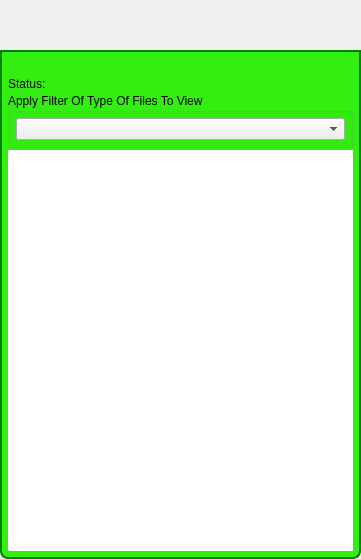
brettrjones/gotvptop, file GoTvApps/GoTvCommon/Forms/ActivityToFriendViewSharedFiles.ui: the form before one commit.
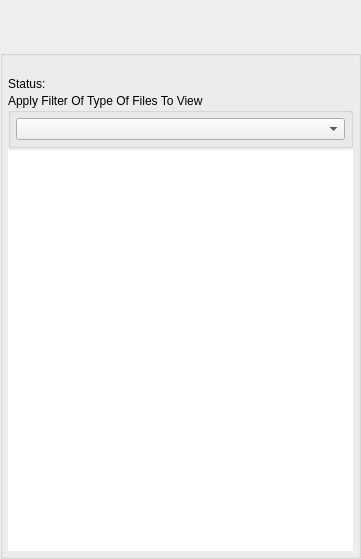
The form after the commit. Custom widgets are drawn as their Qt base class.

Diff of the .ui file:
```diff
--- a/GoTvApps/GoTvCommon/Forms/ActivityToFriendViewSharedFiles.ui
+++ b/GoTvApps/GoTvCommon/Forms/ActivityToFriendViewSharedFiles.ui
@@ -22,44 +22,6 @@
   <property name="toolTip">
    <string/>
   </property>
-  <property name="styleSheet">
-   <string notr="true">QDialog#DownloadsDialog
-{   
-color: transparent;
-background-color: transparent;
-border: 1px solid transparent;
-border-radius: 8px; 
-}
-
-#ViewFilesTitleBox
-{   
-color: black;
-background-color: rgb(50,238,17);
-border: 2px solid green;
-border-top-left-radius: 8px; 
-border-top-right-radius: 8px;
-}
-
-#TitleLabel
-{   
-color: black;
-}
-
-#FileItemsBox
-{   
-background-color: rgb(50,238,17);
-border: 2px solid green;
-border-top-color: green; 
-border-bottom-left-radius: 8px; 
-border-bottom-right-radius: 8px;
-}
-
-#FileItemList
-{   
-background-color: white;
-border: 1px solid transparent;
-}</string>
-  </property>
   <layout class="QVBoxLayout" name="verticalLayout">
    <property name="spacing">
     <number>0</number>
@@ -243,6 +205,12 @@
    <header>TitleBarWidget.h</header>
    <container>1</container>
   </customwidget>
+  <customwidget>
+   <class>BottomBarWidget</class>
+   <extends>QWidget</extends>
+   <header location="global">BottomBarWidget.h</header>
+   <container>1</container>
+  </customwidget>
   <customwidget>
    <class>VxComboBoxFileFilter</class>
    <extends>QComboBox</extends>
```
Left out of the diff: 19 changed lines with no effect on the pictures.
